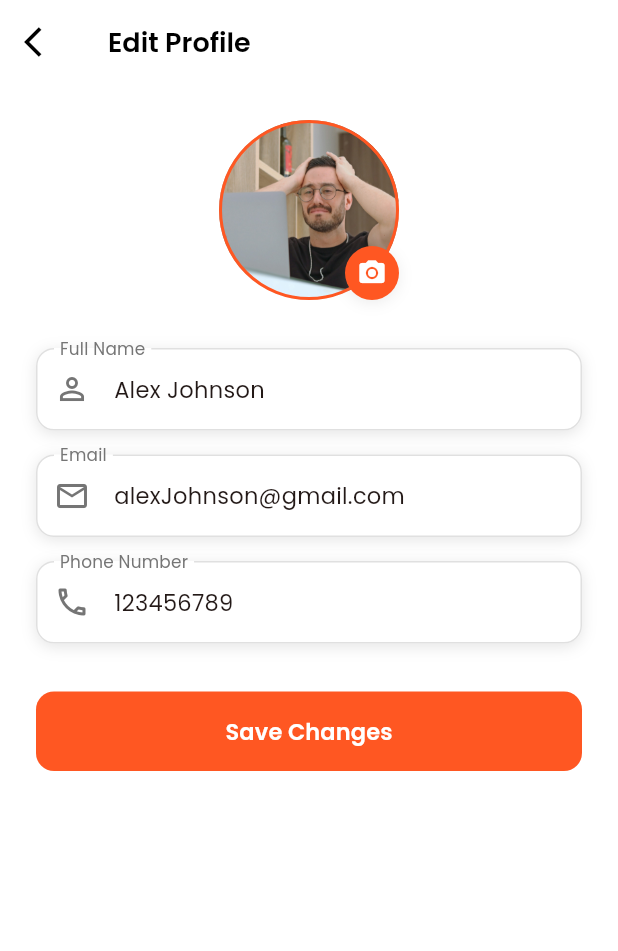
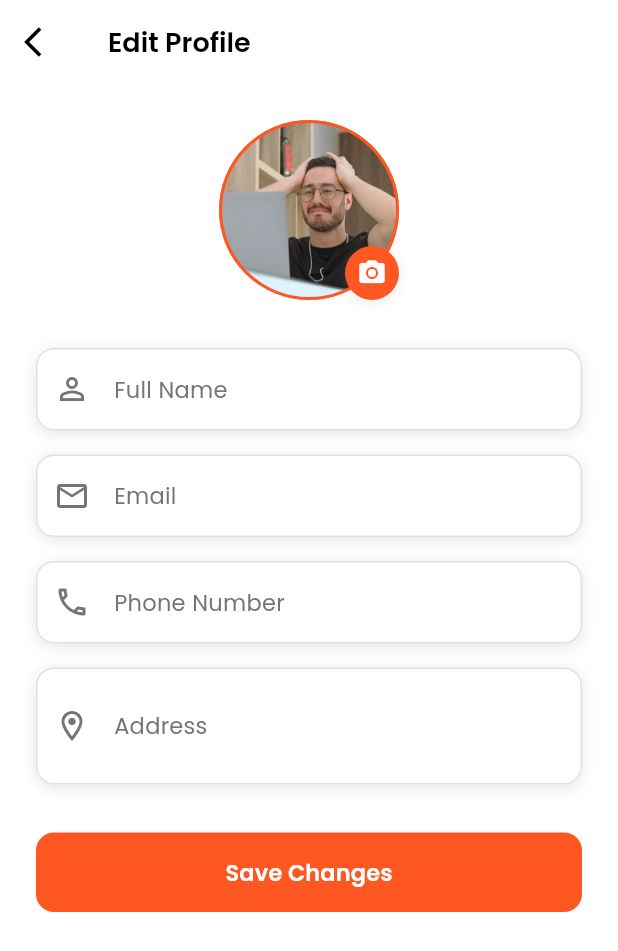
Before and after one commit to Rimi-03/e-commerce-application, a Flutter app: the EditProfileScreen screen opened directly, on a phone screen of 412 x 824 dp. Shown: the top 951 px of the screen. Run offline on Flutter 3.47's test engine with Material 3 defaults, Android fonts, the phone set to English and light mode, and no system bars; our stand-ins replace get, get_storage, google_fonts, lottie, share_plus, supabase_flutter; accounts and stored records are empty.

Commit message:
Add userController and successfully upadte profile

```diff
--- a/lib/view/edit profile/views/screens/edit_profile_screen.dart
+++ b/lib/view/edit profile/views/screens/edit_profile_screen.dart
@@ -1,10 +1,11 @@
 import 'package:flutter/material.dart';
-
-import '../../../../utils/app_textstyles.dart';
 import 'package:get/get.dart';
 
+import '../../../../controllers/user_controller.dart';
+import '../../../../utils/app_textstyles.dart';
 import '../widgets/profile_form.dart';
 import '../widgets/profile_image.dart';
+
 
 class EditProfileScreen extends StatelessWidget {
   const EditProfileScreen({super.key});
@@ -12,21 +13,41 @@ class EditProfileScreen extends StatelessWidget {
   @override
   Widget build(BuildContext context) {
     final isDark = Theme.of(context).brightness == Brightness.dark;
+
+    // Make sure UserController is initialized
+    final UserController userController = Get.put(UserController());
+
     return Scaffold(
       appBar: AppBar(
-        leading: IconButton (
-            onPressed: ()=> Get.back(),
+        leading: IconButton(
+          onPressed: () => Get.back(),
           icon: const Icon(Icons.arrow_back_ios),
         ),
         title: Text(
           'Edit Profile',
           style: AppTextStyle.withColor(
             AppTextStyle.h3,
-            isDark ? Colors.white: Colors.black,
+            isDark ? Colors.white : Colors.black,
           ),
         ),
       ),
-      body: const SingleChildScrollView(
+      body: Obx(() {
+        // Show loading if fetching profile
+        if (userController.isLoading.value) {
+          return const Center(child: CircularProgressIndicator());
+        }
+
+        // Show error if any
+        if (userController.errorMessage.value.isNotEmpty) {
+          return Center(
+            child: Text(
+              userController.errorMessage.value,
+              style: AppTextStyle.bodyMedium,
+            ),
+          );
+        }
+
+        return const SingleChildScrollView(
           child: Column(
             children: [
               SizedBox(height: 24),
@@ -35,7 +56,8 @@ class EditProfileScreen extends StatelessWidget {
               ProfileForm(),
             ],
           ),
-      ),
+        );
+      }),
     );
   }
 }
--- a/lib/view/edit profile/views/widgets/profile_form.dart
+++ b/lib/view/edit profile/views/widgets/profile_form.dart
@@ -1,95 +1,135 @@
+import 'package:ecommerce_app/controllers/user_controller.dart';
 import 'package:ecommerce_app/view/widgets/custom_textfield.dart';
 import 'package:flutter/material.dart';
 import 'package:get/get.dart';
-
 import '../../../../utils/app_textstyles.dart';
 
-class ProfileForm extends StatelessWidget {
+class ProfileForm extends StatefulWidget {
   const ProfileForm({super.key});
+
+  @override
+  State<ProfileForm> createState() => _ProfileFormState();
+}
+
+class _ProfileFormState extends State<ProfileForm> {
+  late TextEditingController fullNameController;
+  late TextEditingController emailController;
+  late TextEditingController phoneController;
+  late TextEditingController addressController;
+
+  late UserController userController;
+  bool _isLoading = true;
+
+  @override
+  void initState() {
+    super.initState();
+
+    // Initialize controllers with empty values first
+    fullNameController = TextEditingController();
+    emailController = TextEditingController();
+    phoneController = TextEditingController();
+    addressController = TextEditingController();
+
+    // Get the controller instance
+    userController = Get.find<UserController>();
+
+    // Load data
+    _loadProfileData();
+  }
+
+  Future<void> _loadProfileData() async {
+    // Make sure profile is loaded
+    if (userController.userProfile.value == null) {
+      await userController.fetchUserProfile();
+    }
+
+    // Set form data
+    final profile = userController.userProfile.value;
+    fullNameController.text = profile?['full_name'] ?? '';
+    emailController.text = userController.userEmail;
+    phoneController.text = profile?['phone']?.toString() ?? '';
+    addressController.text = profile?['address']?.toString() ?? '';
+
+    setState(() {
+      _isLoading = false;
+    });
+  }
+
+  @override
+  void dispose() {
+    fullNameController.dispose();
+    emailController.dispose();
+    phoneController.dispose();
+    addressController.dispose();
+    super.dispose();
+  }
 
   @override
   Widget build(BuildContext context) {
     final isDark = Theme.of(context).brightness == Brightness.dark;
 
+    if (_isLoading) {
+      return const Center(
+        child: CircularProgressIndicator(),
+      );
+    }
+
     return Padding(
-      padding: const EdgeInsets.symmetric (horizontal: 24),
+      padding: const EdgeInsets.symmetric(horizontal: 24),
       child: Column(
         children: [
-          Container(
-            decoration: BoxDecoration(
-              color: Theme.of(context).cardColor,
-              borderRadius: BorderRadius.circular(12),
-              boxShadow: [
-                BoxShadow(
-                  color: isDark?
-                  Colors.black.withOpacity(0.2)
-                      : Colors.black.withOpacity(0.1),
-                  blurRadius: 8,
-                  offset: const Offset(0, 2),
-                ),
-              ],
-            ),
-            child: const CustomTextfield(
+          // Full Name
+          _buildTextField(
+            controller: fullNameController,
             label: 'Full Name',
             prefixIcon: Icons.person_outline,
-              initialValue: 'Alex Johnson',
+            isDark: isDark,
           ),
-          ),
-          const SizedBox(
-            height: 16,
-          ),
-          Container(
-            decoration: BoxDecoration(
-              color: Theme.of(context).cardColor,
-              borderRadius: BorderRadius.circular(12),
-              boxShadow: [
-                BoxShadow(
-                  color: isDark?
-                  Colors.black.withOpacity(0.2)
-                      : Colors.black.withOpacity(0.1),
-                  blurRadius: 8,
-                  offset: const Offset(0, 2),
-                ),
-              ],
-            ),
-            child: const CustomTextfield(
+
+          const SizedBox(height: 16),
+
+          // Email (read-only)
+          _buildTextField(
+            controller: emailController,
             label: 'Email',
             prefixIcon: Icons.email_outlined,
-              initialValue: 'alexJohnson@gmail.com',
             keyboardType: TextInputType.emailAddress,
+            readOnly: true,
+            isDark: isDark,
           ),
-          ),
-          const SizedBox(
-            height: 16,
-          ),
-          Container(
-            decoration: BoxDecoration(
-              color: Theme.of(context).cardColor,
-              borderRadius: BorderRadius.circular(12),
-              boxShadow: [
-                BoxShadow(
-                  color: isDark?
-                  Colors.black.withOpacity(0.2)
-                      : Colors.black.withOpacity(0.1),
-                  blurRadius: 8,
-                  offset: const Offset(0, 2),
-                ),
-              ],
-            ),
-            child: const CustomTextfield(
+
+          const SizedBox(height: 16),
+
+          // Phone
+          _buildTextField(
+            controller: phoneController,
             label: 'Phone Number',
             prefixIcon: Icons.phone_outlined,
-              initialValue: '123456789',
             keyboardType: TextInputType.phone,
+            isDark: isDark,
           ),
+
+          const SizedBox(height: 16),
+
+          // Address (multiline)
+          _buildTextField(
+            controller: addressController,
+            label: 'Address',
+            prefixIcon: Icons.location_on_outlined,
+            maxLines: 2,
+            isDark: isDark,
           ),
+
           const SizedBox(height: 32),
-          SizedBox(
+
+          // Save Changes Button
+          Obx(
+                () => SizedBox(
               width: double.infinity,
               child: ElevatedButton(
-              onPressed: (){
-                Get.back();
-              },
+                onPressed: userController.isLoading.value
+                    ? null
+                    : () => _saveChanges(),
                 style: ElevatedButton.styleFrom(
                   backgroundColor: Theme.of(context).primaryColor,
                   padding: const EdgeInsets.symmetric(vertical: 16),
@@ -99,10 +139,13 @@ class ProfileForm extends StatelessWidget {
                   ),
                 ),
                 child: Text(
-                'Save Changes',
+                  userController.isLoading.value
+                      ? 'Saving...'
+                      : 'Save Changes',
                   style: AppTextStyle.withColor(
                     AppTextStyle.buttonMedium,
                     Colors.white,
+                  ),
                 ),
               ),
             ),
@@ -111,4 +154,80 @@ class ProfileForm extends StatelessWidget {
       ),
     );
   }
+
+  Future<void> _saveChanges() async {
+    try {
+      // Trim the input values
+      final fullName = fullNameController.text.trim();
+      final phone = phoneController.text.trim();
+      final address = addressController.text.trim();
+
+      // Validate full name (required)
+      if (fullName.isEmpty) {
+        Get.snackbar(
+          'Validation Error',
+          'Full name is required',
+          snackPosition: SnackPosition.BOTTOM,
+          backgroundColor: Colors.red,
+          colorText: Colors.white,
+        );
+        return;
       }
+
+      // Call the update method
+      await userController.updateUserProfile(
+        fullName: fullName,
+        phone: phone.isNotEmpty ? phone : null,
+        address: address.isNotEmpty ? address : null,
+      );
+
+      // Navigate back only if save was successful
+      if (!userController.isLoading.value) {
+        Get.back();
+      }
+    } catch (e) {
+      // Show error snackbar directly here as a fallback
+      Get.snackbar(
+        'Error',
+        'Failed to save changes: ${e.toString()}',
+        snackPosition: SnackPosition.BOTTOM,
+        backgroundColor: Colors.red,
+        colorText: Colors.white,
+      );
+    }
+  }
+
+  Widget _buildTextField({
+    required TextEditingController controller,
+    required String label,
+    required IconData prefixIcon,
+    TextInputType keyboardType = TextInputType.text,
+    bool readOnly = false,
+    int maxLines = 1,
+    required bool isDark,
+  }) {
+    return Container(
+      decoration: BoxDecoration(
+        color: Theme.of(context).cardColor,
+        borderRadius: BorderRadius.circular(12),
+        boxShadow: [
+          BoxShadow(
+            color: isDark
+                ? Colors.black.withOpacity(0.2)
+                : Colors.black.withOpacity(0.1),
+            blurRadius: 8,
+            offset: const Offset(0, 2),
+          ),
+        ],
+      ),
+      child: CustomTextfield(
+        controller: controller,
+        label: label,
+        prefixIcon: prefixIcon,
+        keyboardType: keyboardType,
+        readOnly: readOnly,
+        maxLines: maxLines,
+      ),
+    );
+  }
+}
--- a/lib/view/widgets/custom_textfield.dart
+++ b/lib/view/widgets/custom_textfield.dart
@@ -10,6 +10,8 @@ class CustomTextfield extends StatefulWidget {
   final String? Function(String?)? validator;
   final void Function(String)? onChanged;
   final String? initialValue;
+  final bool readOnly;
+  final int maxLines;
 
   const CustomTextfield({
     super.key,
@@ -21,6 +23,8 @@ class CustomTextfield extends StatefulWidget {
     this.validator,
     this.onChanged,
     this.initialValue,
+    this.readOnly = false,
+    this.maxLines = 1,
   });
 
   @override
@@ -40,6 +44,8 @@ class _CustomTextfieldState extends State<CustomTextfield> {
       obscureText: widget.isPassword && _obscureText,
       validator: widget.validator,
       onChanged: widget.onChanged,
+      readOnly: widget.readOnly,
+      maxLines: widget.maxLines,
 
       style: AppTextStyle.withColor(
         AppTextStyle.bodyMedium,
```
Also changed, not shown: lib/controllers/user_controller.dart (+157 -17 lines). Lines whose indentation alone changed are shown as unchanged.
